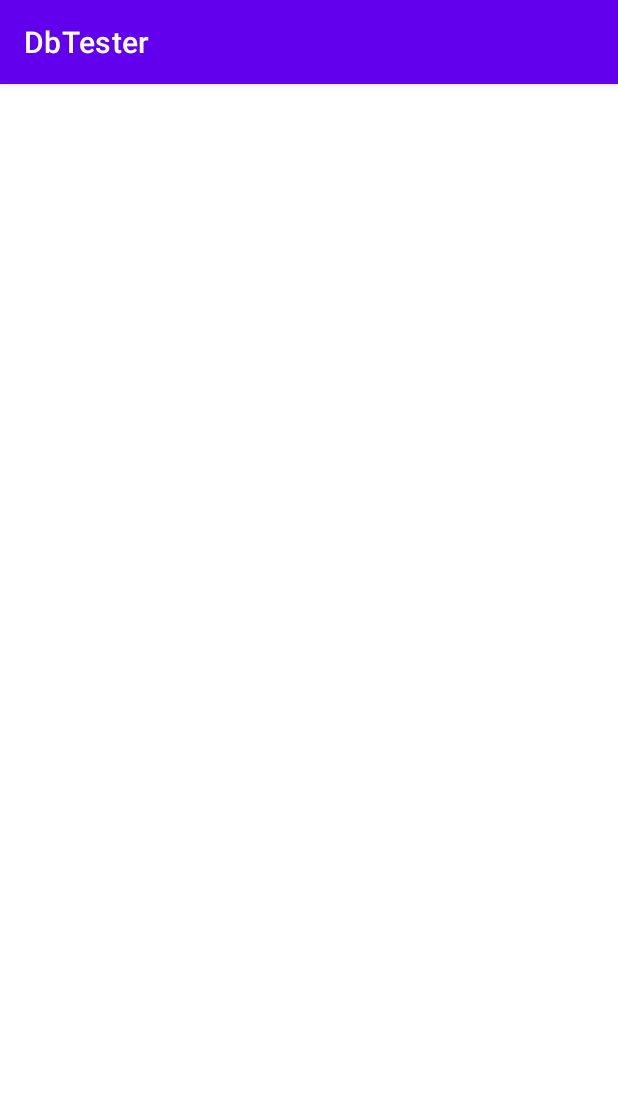
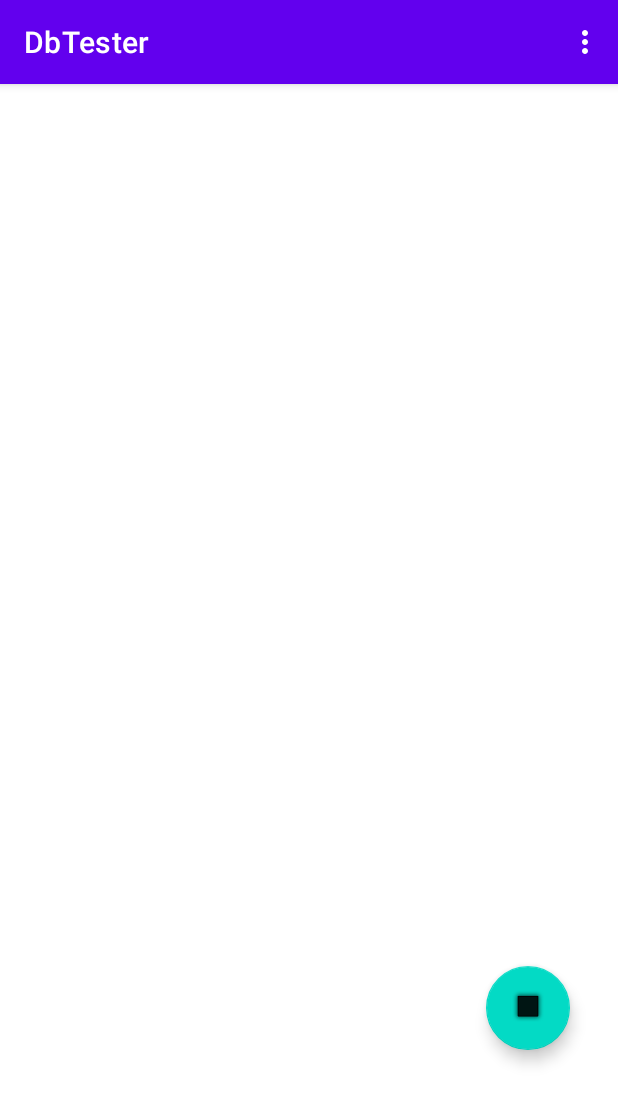
Before and after one commit to angiof/DbTester_with_recy, an Android app: the screen it shows after launch (MainActivity), on a phone screen of 412 x 824 dp. Shown: the top 1104 px of the screen. Run offline under Robolectric (Android 15) with nearby library versions, the phone set to English and light mode, and no system bars; our stand-ins replace Room's generated code.

```diff
--- a/app/build.gradle
+++ b/app/build.gradle
@@ -42,6 +42,7 @@ dependencies {
     implementation 'androidx.appcompat:appcompat:1.2.0'
     implementation 'com.google.android.material:material:1.3.0'
     implementation 'androidx.constraintlayout:constraintlayout:2.0.4'
+    implementation 'androidx.legacy:legacy-support-v4:1.0.0'
     testImplementation 'junit:junit:4.+'
     androidTestImplementation 'androidx.test.ext:junit:1.1.2'
     androidTestImplementation 'androidx.test.espresso:espresso-core:3.3.0'
--- /dev/null
+++ b/app/src/main/java/com/example/dbtester/Fragutil.kt
@@ -0,0 +1,86 @@
+package com.example.dbtester
+
+import android.R
+import android.app.Activity
+import android.os.Bundle
+import android.view.*
+import android.widget.PopupMenu
+import android.widget.Toast
+import androidx.fragment.app.Fragment
+import androidx.recyclerview.widget.GridLayoutManager
+import androidx.recyclerview.widget.LinearLayoutManager
+import androidx.recyclerview.widget.RecyclerView
+import com.example.dbtester.databinding.FragmentFragutilBinding
+import com.example.dbtester.db.DatabaseRicette
+import com.example.dbtester.db.RicettaEntity
+import com.example.kitau.ui.notifications.AdapteRecy
+import kotlinx.coroutines.GlobalScope
+import kotlinx.coroutines.launch
+import layout.Venatana
+
+
+class Fragutil : Fragment() {
+
+    override fun onCreate(savedInstanceState: Bundle?) {
+        super.onCreate(savedInstanceState)
+
+    }
+
+    override fun onCreateView(
+        inflater: LayoutInflater, container: ViewGroup?,
+        savedInstanceState: Bundle?
+    ): View? {
+        // Inflate the layout for this fragment
+        val binding = FragmentFragutilBinding.inflate(layoutInflater)
+        var adapteRecy: RecyclerView.Adapter<*>
+        val layoutManager = LinearLayoutManager(
+            requireContext(),
+            LinearLayoutManager.HORIZONTAL,
+            false
+        )
+        val gridLayoutManager = LinearLayoutManager(
+            requireContext(),
+            GridLayoutManager.HORIZONTAL,
+            false
+        )
+        val db = DatabaseRicette.invoke(activity!!)
+
+
+
+
+        GlobalScope.launch {
+
+            val array: Array<RicettaEntity> = db.DaoRicette().getAll() as Array<RicettaEntity>
+            adapteRecy = AdapteRecy(array, requireContext())
+            with(binding) {
+
+                recyclerView.setHasFixedSize(true)
+                // recyclerView.layoutManager = layoutManager
+                recyclerView.layoutManager = gridLayoutManager
+                recyclerView.adapter = adapteRecy
+
+                adapteRecy.notifyDataSetChanged()
+
+                with(binding){
+                    floatBtn.setOnClickListener {
+                        Toast.makeText(requireContext(), "fatto", Toast.LENGTH_SHORT).show()
+
+
+
+                    }
+
+                }
+
+
+            }
+
+
+        }
+
+
+
+        return binding.root
+
+
+    }
+}
--- a/app/src/main/java/com/example/dbtester/MainActivity.kt
+++ b/app/src/main/java/com/example/dbtester/MainActivity.kt
@@ -2,6 +2,9 @@ package com.example.dbtester
 
 import androidx.appcompat.app.AppCompatActivity
 import android.os.Bundle
+import android.view.Menu
+import android.view.MenuItem
+import android.widget.Toast
 import androidx.recyclerview.widget.GridLayoutManager
 import androidx.recyclerview.widget.LinearLayoutManager
 import androidx.recyclerview.widget.RecyclerView
@@ -11,41 +14,44 @@ import com.example.dbtester.db.RicettaEntity
 import com.example.kitau.ui.notifications.AdapteRecy
 import kotlinx.coroutines.GlobalScope
 import kotlinx.coroutines.launch
+import layout.Venatana
 
 class MainActivity : AppCompatActivity() {
     override fun onCreate(savedInstanceState: Bundle?) {
         super.onCreate(savedInstanceState)
-val db = DatabaseRicette.invoke(applicationContext)
 
         val binding = ActivityMainBinding.inflate(layoutInflater)
-        GlobalScope.launch {
-           // val lista:ArrayList<RicettaEntity>=db.
-      //  db.DaoRicette().insertAll(RicettaEntity(4,"s","sd",2))
+
+
+        // array.add(RicettaEntity(2,"sds","sds",22))
 
 
 
-        }
-
-       // array.add(RicettaEntity(2,"sds","sds",22))
-
-
-        val AdapteRecy: RecyclerView.Adapter<*>
-        val layoutManager = LinearLayoutManager(baseContext, LinearLayoutManager.VERTICAL, false)
-        val gridLayoutManager = LinearLayoutManager(baseContext, GridLayoutManager.VERTICAL, false)
-
-        with(binding){
-            recyclerView.setHasFixedSize(true)
-             recyclerView.layoutManager=layoutManager
-             recyclerView.layoutManager =gridLayoutManager
-
-           // recyclerView.adapter = AdapteRecy(array,this@MainActivity)
 
 
 
-        }
+
 
         setContentView(binding.root)
 
 
     }
+
+
+    override fun onCreateOptionsMenu(menu: Menu?): Boolean {
+        menuInflater.inflate(R.menu.popu,menu)
+        return super.onCreateOptionsMenu(menu)
+    }
+
+    override fun onOptionsItemSelected(item: MenuItem): Boolean {
+        when(item.itemId){
+            R.id.okmenu -> {
+                val dialog= Venatana()
+                dialog.show(supportFragmentManager,"fd")
+            }
+        }
+
+        return super.onOptionsItemSelected(item)
+    }
+
 }
--- a/app/src/main/java/com/example/dbtester/db/DaoRicette.kt
+++ b/app/src/main/java/com/example/dbtester/db/DaoRicette.kt
@@ -1,17 +1,14 @@
 package com.example.dbtester.db
 
-import androidx.room.Dao
-import androidx.room.Delete
-import androidx.room.Insert
-import androidx.room.Query
+import androidx.room.*
 
 
 @Dao
 interface DaoRicette {
     @Query("SELECT * FROM ricette")
-    suspend fun getAll(): List<RicettaEntity>
+    suspend fun getAll(): Array<RicettaEntity>
 
-    @Insert
+    @Insert(onConflict = OnConflictStrategy.REPLACE)
     suspend fun insertAll(vararg ricetta: RicettaEntity)
 
     @Delete
--- a/app/src/main/java/com/example/dbtester/db/DatabaseRicette.kt
+++ b/app/src/main/java/com/example/dbtester/db/DatabaseRicette.kt
@@ -6,7 +6,7 @@ import androidx.room.Room
 import androidx.room.RoomDatabase
 
 
-@Database(entities = arrayOf(RicettaEntity::class), version = 1)
+@Database(entities = [RicettaEntity::class], version = 1)
 abstract class DatabaseRicette : RoomDatabase() {
     abstract fun DaoRicette(): DaoRicette
 
--- a/app/src/main/java/com/example/dbtester/recy/AdapteRecy.kt
+++ b/app/src/main/java/com/example/dbtester/recy/AdapteRecy.kt
@@ -8,7 +8,7 @@ import androidx.recyclerview.widget.RecyclerView
 import com.example.dbtester.databinding.RecyModelBinding
 import com.example.dbtester.db.RicettaEntity
 
-class AdapteRecy(private var mdaata: ArrayList<RicettaEntity>, val contex: Context?) :
+class AdapteRecy(private var mdaata: Array<RicettaEntity>, val contex: Context?) :
     RecyclerView.Adapter<AdapteRecy.RicetteHolder>() {
 
     inner class RicetteHolder(val binding: RecyModelBinding) : RecyclerView.ViewHolder(binding.root)
--- a/app/src/main/res/layout/activity_main.xml
+++ b/app/src/main/res/layout/activity_main.xml
@@ -6,12 +6,15 @@
     android:layout_height="match_parent"
     tools:context=".MainActivity">
 
-    <androidx.recyclerview.widget.RecyclerView
-        android:id="@+id/recyclerView"
+
+    <fragment
+        android:id="@+id/fragment2"
+        android:name="com.example.dbtester.Fragutil"
         android:layout_width="0dp"
         android:layout_height="0dp"
         app:layout_constraintBottom_toBottomOf="parent"
         app:layout_constraintEnd_toEndOf="parent"
+        app:layout_constraintHorizontal_bias="0.644"
         app:layout_constraintStart_toStartOf="parent"
         app:layout_constraintTop_toTopOf="parent" />
 </androidx.constraintlayout.widget.ConstraintLayout>
--- /dev/null
+++ b/app/src/main/res/layout/fragment_fragutil.xml
@@ -0,0 +1,34 @@
+<?xml version="1.0" encoding="utf-8"?>
+<androidx.constraintlayout.widget.ConstraintLayout xmlns:android="http://schemas.android.com/apk/res/android"
+    xmlns:app="http://schemas.android.com/apk/res-auto"
+    xmlns:tools="http://schemas.android.com/tools"
+    android:id="@+id/frameLayout"
+    android:layout_width="match_parent"
+    android:layout_height="match_parent"
+    tools:context=".Fragutil">
+
+    <androidx.recyclerview.widget.RecyclerView
+        android:id="@+id/recyclerView"
+        android:layout_width="wrap_content"
+        android:layout_height="468dp"
+        app:layout_constraintBottom_toBottomOf="parent"
+        app:layout_constraintEnd_toEndOf="parent"
+        app:layout_constraintHorizontal_bias="0.454"
+        app:layout_constraintStart_toStartOf="parent"
+        app:layout_constraintTop_toTopOf="parent"
+        app:layout_constraintVertical_bias="0.015"
+        tools:listitem="@layout/recy_model" />
+
+    <com.google.android.material.floatingactionbutton.FloatingActionButton
+        android:id="@+id/float_btn"
+        android:layout_width="wrap_content"
+        android:layout_height="wrap_content"
+        android:layout_marginEnd="32dp"
+        android:layout_marginRight="32dp"
+        android:layout_marginBottom="124dp"
+        android:clickable="true"
+        android:src="@android:drawable/alert_dark_frame"
+        app:layout_constraintBottom_toBottomOf="parent"
+        app:layout_constraintEnd_toEndOf="parent" />
+
+</androidx.constraintlayout.widget.ConstraintLayout>
--- /dev/null
+++ b/app/src/main/res/menu/popu.xml
@@ -0,0 +1,8 @@
+<?xml version="1.0" encoding="utf-8"?>
+<menu xmlns:app="http://schemas.android.com/apk/res-auto"
+    xmlns:android="http://schemas.android.com/apk/res/android">
+
+    <item android:title="Item"
+        android:id="@+id/okmenu"
+        />
+</menu>
--- a/app/src/main/res/values/strings.xml
+++ b/app/src/main/res/values/strings.xml
@@ -1,3 +1,5 @@
 <resources>
     <string name="app_name">DbTester</string>
+    <!-- TODO: Remove or change this placeholder text -->
+    <string name="hello_blank_fragment">Hello blank fragment</string>
 </resources>
```
Also changed, not shown: app/src/main/java/com/example/dbtester/db/RicettaEntity.kt (+8 -1 lines), app/src/main/java/com/example/dbtester/recy/Venatana.kt (added, +47 -0 lines), app/src/main/res/layout/recy_model.xml (+6 -3 lines), app/src/main/res/layout/ventana_layout.xml (added, +68 -0 lines).
